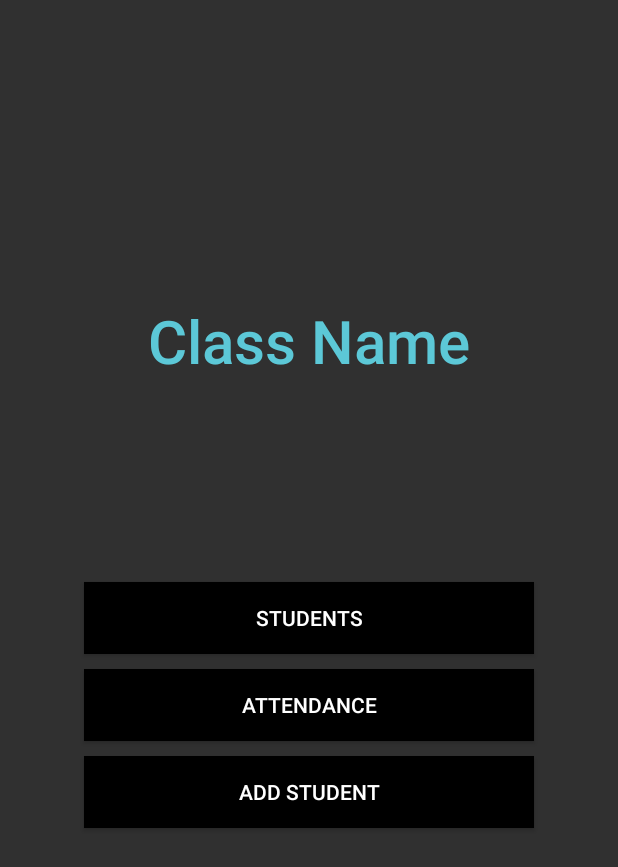
After one commit to muhammadzkralla/DimitsAttendence11, an Android app: the ClassActivity screen opened directly, with no data from a screen before it, on a phone screen of 412 x 824 dp. The commit adds this screen. Shown: the top 867 px of the screen. Run offline under Robolectric (Android 15) with nearby library versions, the phone set to English and light mode, and no system bars; 1 statement that could not run was skipped.

Commit message:
ClassActivity,StudentsActivity created, Students read from firebase success

```diff
--- a/app/src/main/AndroidManifest.xml
+++ b/app/src/main/AndroidManifest.xml
@@ -9,6 +9,12 @@
         android:roundIcon="@mipmap/ic_launcher_round"
         android:supportsRtl="true"
         android:theme="@style/Theme.Design.NoActionBar">
+        <activity
+            android:name=".StudentsActivity"
+            android:exported="true" />
+        <activity
+            android:name=".ClassActivity"
+            android:exported="true" />
         <activity
             android:name=".HomeActivity"
             android:exported="true" />
--- /dev/null
+++ b/app/src/main/java/com/dimits/dimitsattendence/ClassActivity.java
@@ -0,0 +1,37 @@
+package com.dimits.dimitsattendence;
+
+import androidx.appcompat.app.AppCompatActivity;
+
+import android.content.Intent;
+import android.os.Bundle;
+import android.view.View;
+import android.widget.Button;
+import android.widget.TextView;
+
+import com.dimits.dimitsattendence.common.Common;
+import com.dimits.dimitsattendence.model.ClassModel;
+
+public class ClassActivity extends AppCompatActivity {
+
+    ClassModel classModel;
+    TextView class_name;
+    Button students_btn;
+    Button attendance_btn;
+    Button add_students_btn;
+    @Override
+    protected void onCreate(Bundle savedInstanceState) {
+        super.onCreate(savedInstanceState);
+        setContentView(R.layout.layout_class_activity);
+        class_name = (TextView) findViewById(R.id.class_name);
+        students_btn = (Button) findViewById(R.id.students_btn);
+        classModel = Common.currentClass;
+        class_name.setText(classModel.getName());
+        students_btn.setOnClickListener(new View.OnClickListener() {
+            @Override
+            public void onClick(View view) {
+                Intent intent = new Intent(ClassActivity.this,StudentsActivity.class);
+                startActivity(intent);
+            }
+        });
+    }
+}
--- /dev/null
+++ b/app/src/main/res/layout/layout_class_activity.xml
@@ -0,0 +1,54 @@
+<?xml version="1.0" encoding="utf-8"?>
+<RelativeLayout xmlns:android="http://schemas.android.com/apk/res/android"
+    xmlns:tools="http://schemas.android.com/tools"
+    android:layout_width="match_parent"
+    android:layout_height="match_parent"
+    xmlns:app="http://schemas.android.com/apk/res-auto"
+    tools:context=".ClassActivity">
+
+    <TextView
+        android:id="@+id/class_name"
+        android:layout_width="wrap_content"
+        android:layout_height="wrap_content"
+        android:layout_centerHorizontal="true"
+        android:layout_marginTop="200dp"
+        android:fontFamily="sans-serif-light"
+        android:text="Class Name"
+        android:textColor="#5cc8d7"
+        android:textSize="40sp"
+        android:textStyle="bold" />
+
+    <Button
+        android:layout_width="300dp"
+        android:layout_height="wrap_content"
+        android:text="Students"
+        android:layout_centerInParent="true"
+        android:id="@+id/students_btn"
+        android:background="@color/black"
+        android:textColor="@android:color/white"
+        app:cornerRadius="20dp" />
+    <Button
+        android:layout_margin="10dp"
+        android:layout_below="@+id/students_btn"
+        android:layout_width="300dp"
+        android:layout_height="wrap_content"
+        android:text="Attendance"
+        android:layout_centerInParent="true"
+        android:id="@+id/attendance_btn"
+        android:background="@color/black"
+        android:textColor="@android:color/white"
+        app:cornerRadius="20dp" />
+
+    <Button
+        android:layout_below="@id/attendance_btn"
+        android:layout_width="300dp"
+        android:layout_height="wrap_content"
+        android:text="Add Student"
+        android:layout_centerInParent="true"
+        android:id="@+id/add_students_btn"
+        android:background="@color/black"
+        android:textColor="@android:color/white"
+        app:cornerRadius="20dp" />
+
+
+</RelativeLayout>
```
Also changed, not shown: app/src/main/java/com/dimits/dimitsattendence/StudentsActivity.java (added, +62 -0 lines), app/src/main/java/com/dimits/dimitsattendence/adapter/ClassesAdapter.java (+6 -3 lines), app/src/main/java/com/dimits/dimitsattendence/adapter/StudentsAdapter.java (added, +66 -0 lines), app/src/main/java/com/dimits/dimitsattendence/model/StudentModel.java (added, +29 -0 lines), app/src/main/res/drawable/ic_person.xml (added, +10 -0 lines), app/src/main/res/layout/activity_students.xml (added, +13 -0 lines), app/src/main/res/layout/student_item.xml (added, +51 -0 lines).
